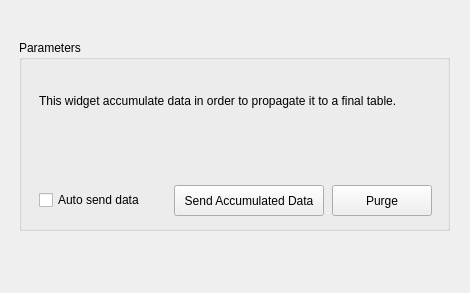
Above: orangecontrib/AAIT/widgets/designer/owaccumulator.ui from TigerODM/TigerODM before the change. Below: the same form after it.
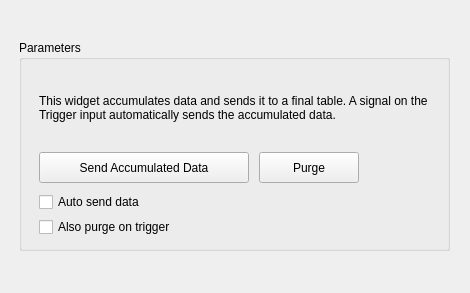
That is the form after the change.

```diff
--- a/orangecontrib/AAIT/widgets/designer/owaccumulator.ui
+++ b/orangecontrib/AAIT/widgets/designer/owaccumulator.ui
@@ -19,7 +19,7 @@
      <x>19</x>
      <y>40</y>
      <width>431</width>
-     <height>191</height>
+     <height>211</height>
     </rect>
    </property>
    <property name="title">
@@ -31,11 +31,11 @@
       <x>20</x>
       <y>30</y>
       <width>401</width>
-      <height>61</height>
+      <height>75</height>
      </rect>
     </property>
     <property name="text">
-     <string>This widget accumulate data in order to propagate it to a final table.</string>
+     <string>This widget accumulates data and sends it to a final table. A signal on the Trigger input automatically sends the accumulated data.</string>
     </property>
     <property name="textFormat">
      <enum>Qt::AutoText</enum>
@@ -54,8 +54,8 @@
     <property name="geometry">
      <rect>
       <x>20</x>
-      <y>150</y>
-      <width>131</width>
+      <y>152</y>
+      <width>200</width>
       <height>20</height>
      </rect>
     </property>
@@ -66,9 +66,9 @@
    <widget class="QPushButton" name="pushButton_send">
     <property name="geometry">
      <rect>
-      <x>155</x>
-      <y>145</y>
-      <width>150</width>
+      <x>20</x>
+      <y>112</y>
+      <width>210</width>
       <height>31</height>
      </rect>
     </property>
@@ -79,8 +79,8 @@
    <widget class="QPushButton" name="pushButton_purge">
     <property name="geometry">
      <rect>
-      <x>313</x>
-      <y>145</y>
+      <x>240</x>
+      <y>112</y>
       <width>100</width>
       <height>31</height>
      </rect>
@@ -89,6 +89,22 @@
      <string>Purge</string>
     </property>
    </widget>
+   <widget class="QCheckBox" name="checkBox_send_2">
+    <property name="enabled">
+     <bool>true</bool>
+    </property>
+    <property name="geometry">
+     <rect>
+      <x>20</x>
+      <y>177</y>
+      <width>200</width>
+      <height>20</height>
+     </rect>
+    </property>
+    <property name="text">
+     <string>Also purge on trigger</string>
+    </property>
+   </widget>
   </widget>
  </widget>
  <resources/>
```
